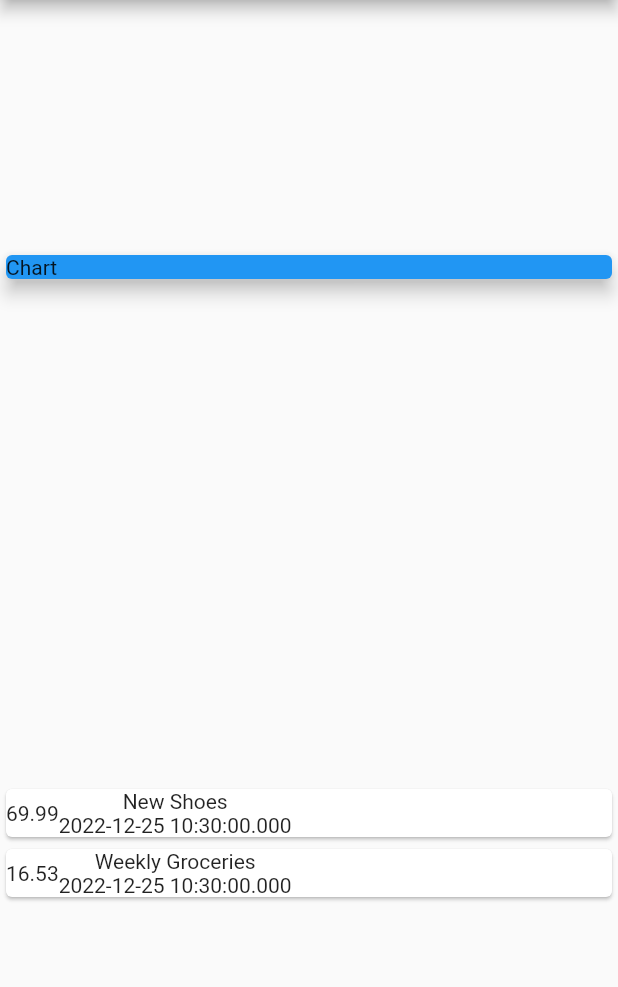
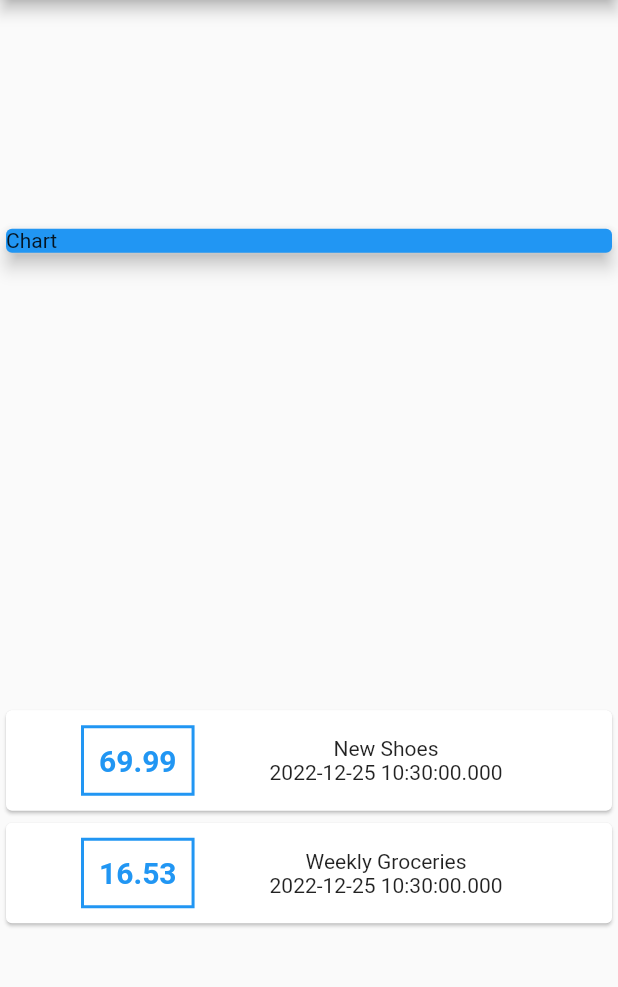
Before and after one commit to therealmai/expensify, a Flutter app: the screen it shows after launch, on a phone screen of 412 x 824 dp, the part 84-1071 px from its top. Run offline on Flutter 3.47's test engine with Material 2 defaults, Android fonts, the phone set to English and light mode, and no system bars.

Commit message:
done style card

```diff
--- a/lib/main.dart
+++ b/lib/main.dart
@@ -53,14 +53,29 @@ class MyHomePage extends StatelessWidget {
                 child: Row(
                   children: <Widget>[
                     Container(
-                      child: Text(e.amount.toString(),
+                      margin:
+                          EdgeInsets.symmetric(vertical: 10, horizontal: 50),
+                      decoration: BoxDecoration(
+                        border: Border.all(color: Colors.blue, width: 2),
+                      ),
+                      padding: EdgeInsets.all(10),
+                      child: Text(
+                        e.amount.toString(),
+                        style: TextStyle(
+                          fontWeight: FontWeight.bold,
+                          fontSize: 20,
+                          color: Colors.blue
+                        ),
                       ),
                     ),
-                    Column(children: <Widget>[
-                      Text(e.title),
-                      Text(e.date.toString(),
-                      ),
-                    ],)
+                    Column(
+                      children: <Widget>[
+                        Text(e.title),
+                        Text(
+                          e.date.toString(),
+                        ),
+                      ],
+                    ),
                   ],
                 ),
               );
```
